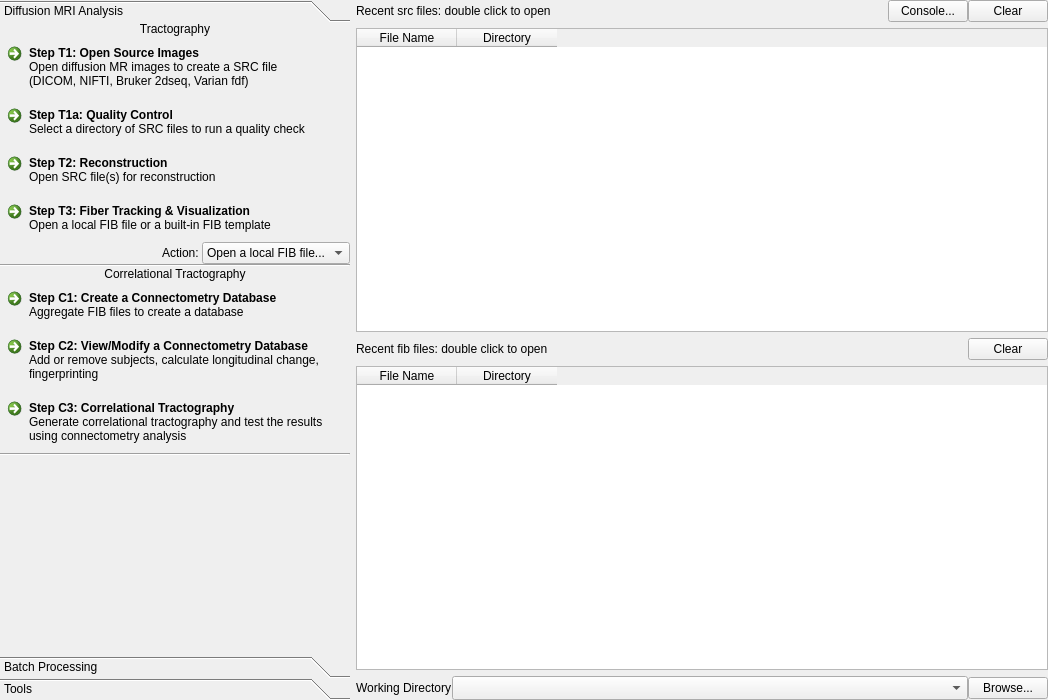
Old version of the form mainwindow.ui in the repository frankyeh/DSI-Studio.
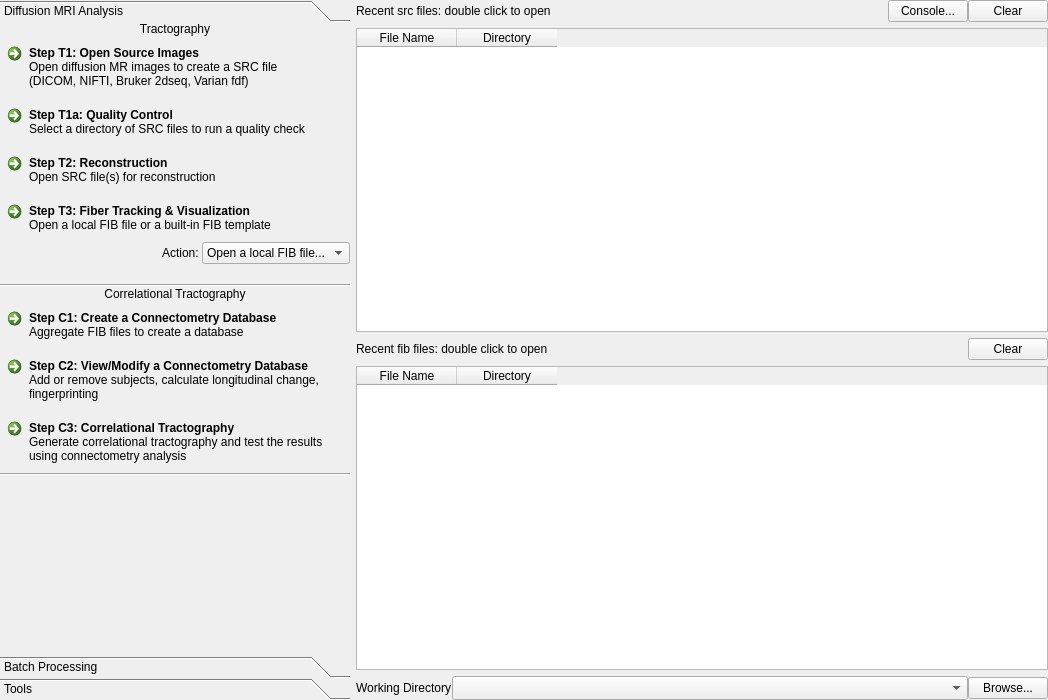
New version of the form. Icons and pictures are not drawn.

Patch:
```diff
--- a/mainwindow.ui
+++ b/mainwindow.ui
@@ -204,8 +204,21 @@
           </item>
          </layout>
         </item>
+        <item>
+         <layout class="QHBoxLayout" name="horizontalLayout_8">
+          <property name="topMargin">
+           <number>20</number>
+          </property>
+         </layout>
+        </item>
         <item>
          <widget class="Line" name="line_4">
+          <property name="minimumSize">
+           <size>
+            <width>0</width>
+            <height>0</height>
+           </size>
+          </property>
           <property name="orientation">
            <enum>Qt::Horizontal</enum>
           </property>
```
